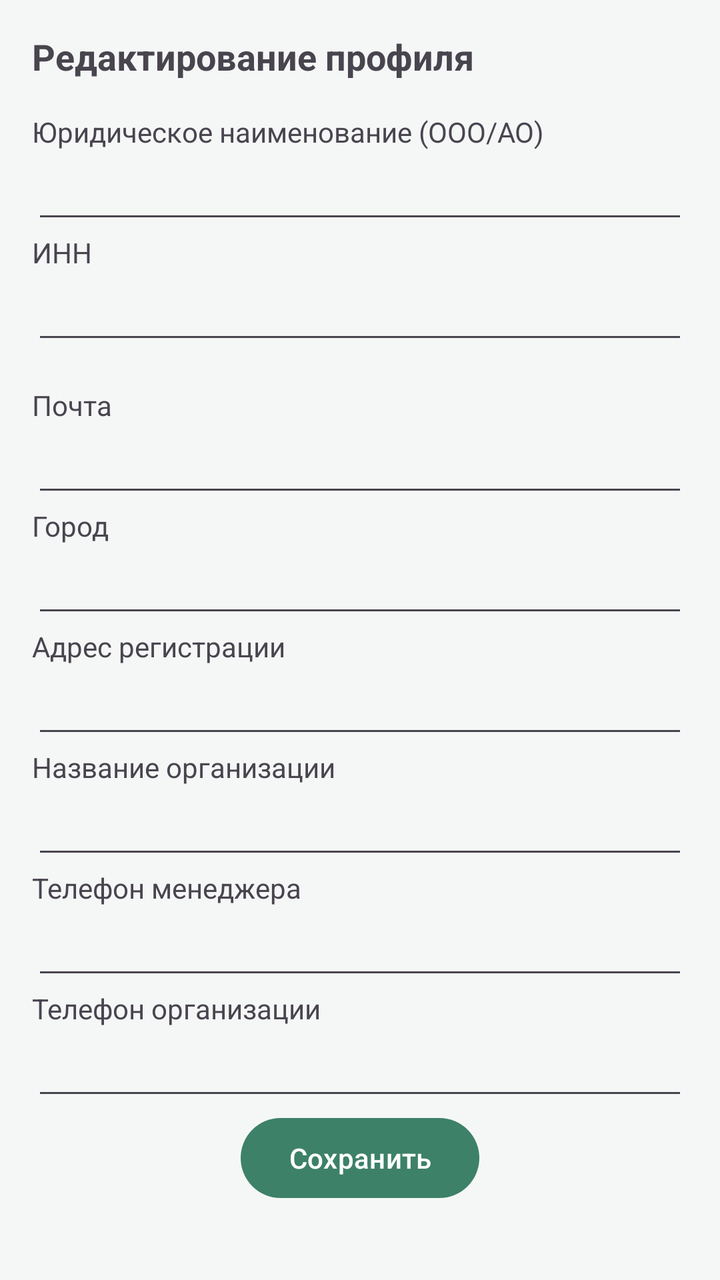
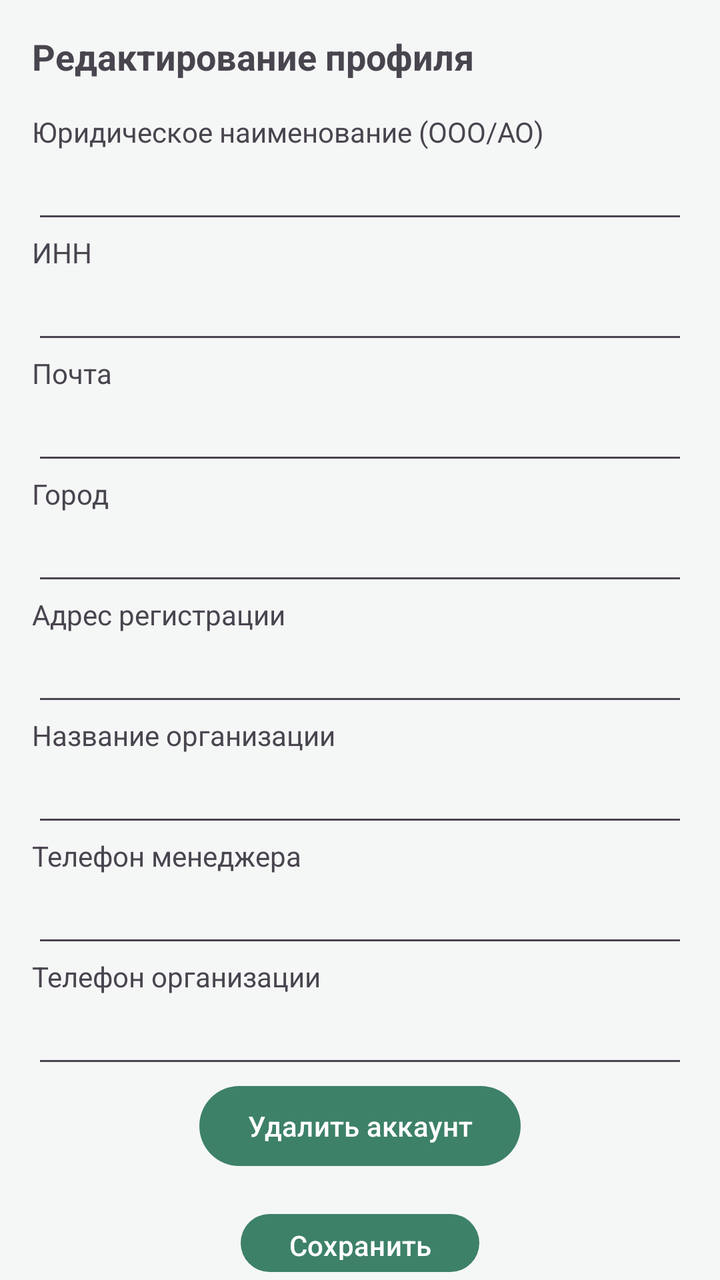

The first picture is an Android layout as it rendered before a commit; the second is the same layout after the commit. The layout source and the unified diff follow.
<!-- AndroidManifest.xml: application theme Theme.Microvolunteering -->
<!-- res/layout/fragment_update_user_info.xml -->
<?xml version="1.0" encoding="utf-8"?>
<LinearLayout xmlns:android="http://schemas.android.com/apk/res/android"
    xmlns:tools="http://schemas.android.com/tools"
    android:layout_width="match_parent"
    android:layout_height="match_parent"
    tools:context=".presentation.ui.UpdateUserInfoFragment"
    android:orientation="vertical">

    <TextView
        android:layout_width="wrap_content"
        android:layout_height="wrap_content"
        android:text="@string/edit_profile"
        android:layout_marginTop="16dp"
        android:layout_marginHorizontal="16dp"
        android:textSize="18sp"
        android:textStyle="bold"/>

    <ProgressBar
        android:id="@+id/progress_bar"
        android:layout_width="wrap_content"
        android:layout_height="wrap_content"
        android:layout_gravity="center"
        android:visibility="gone"/>

    <LinearLayout
        android:id="@+id/edit_info_volunteer"
        android:layout_width="match_parent"
        android:layout_height="wrap_content"
        android:orientation="vertical"
        android:visibility="gone">

        <TextView
            android:layout_width="wrap_content"
            android:layout_height="wrap_content"
            android:layout_marginHorizontal="16dp"
            android:layout_marginTop="16dp"
            android:text="@string/FCs"/>

        <EditText
            android:id="@+id/full_name"
            android:layout_width="match_parent"
            android:layout_height="wrap_content"
            android:layout_marginHorizontal="16dp"/>

        <TextView
            android:layout_width="wrap_content"
            android:layout_height="wrap_content"
            android:layout_marginHorizontal="16dp"
            android:layout_marginTop="16dp"
            android:text="@string/email"/>

        <EditText
            android:id="@+id/mail"
            android:layout_width="match_parent"
            android:layout_height="wrap_content"
            android:layout_marginHorizontal="16dp"/>

        <TextView
            android:layout_width="wrap_content"
            android:layout_height="wrap_content"
            android:layout_marginHorizontal="16dp"
            android:layout_marginTop="16dp"
            android:text="@string/city"/>

        <EditText
            android:id="@+id/city"
            android:layout_width="match_parent"
            android:layout_height="wrap_content"
            android:layout_marginHorizontal="16dp"/>

        <TextView
            android:layout_width="wrap_content"
            android:layout_height="wrap_content"
            android:layout_marginHorizontal="16dp"
            android:layout_marginTop="16dp"
            android:text="@string/number"/>

        <EditText
            android:id="@+id/phone"
            android:layout_width="match_parent"
            android:layout_height="wrap_content"
            android:layout_marginHorizontal="16dp"/>

        <TextView
            android:layout_width="wrap_content"
            android:layout_height="wrap_content"
            android:layout_marginHorizontal="16dp"
            android:layout_marginTop="16dp"
            android:text="@string/age"/>

        <EditText
            android:id="@+id/age"
            android:layout_width="match_parent"
            android:layout_height="wrap_content"
            android:layout_marginHorizontal="16dp"/>

    </LinearLayout>

    <LinearLayout
        android:id="@+id/edit_info_organization"
        android:layout_width="match_parent"
        android:layout_height="wrap_content"
        android:orientation="vertical">

        <TextView
            android:layout_width="wrap_content"
            android:layout_height="wrap_content"
            android:layout_marginTop="16dp"
            android:layout_marginHorizontal="16dp"
            android:text="@string/legal_name"/>

        <EditText
            android:id="@+id/legal_name"
            android:layout_width="match_parent"
            android:layout_height="wrap_content"
            android:layout_marginHorizontal="16dp"/>

        <TextView
            android:layout_width="wrap_content"
            android:layout_height="wrap_content"
            android:layout_marginHorizontal="16dp"
            android:text="@string/inn"/>

        <EditText
            android:id="@+id/inn"
            android:layout_width="match_parent"
            android:layout_height="wrap_content"
            android:layout_marginHorizontal="16dp"/>

        <TextView
            android:layout_width="wrap_content"
            android:layout_height="wrap_content"
            android:layout_marginHorizontal="16dp"
            android:layout_marginTop="16dp"
            android:text="@string/email"/>

        <EditText
            android:id="@+id/mail_org"
            android:layout_width="match_parent"
            android:layout_height="wrap_content"
            android:layout_marginHorizontal="16dp"/>

        <TextView
            android:layout_width="wrap_content"
            android:layout_height="wrap_content"
            android:text="@string/city"
            android:layout_marginHorizontal="16dp"/>

        <EditText
            android:id="@+id/city_org"
            android:layout_width="match_parent"
            android:layout_height="wrap_content"
            android:layout_marginHorizontal="16dp"/>

        <TextView
            android:layout_width="wrap_content"
            android:layout_height="wrap_content"
            android:layout_marginHorizontal="16dp"
            android:text="@string/registration_address"/>

        <EditText
            android:id="@+id/legal_address"
            android:layout_width="match_parent"
            android:layout_height="wrap_content"
            android:layout_marginHorizontal="16dp"/>

        <TextView
            android:layout_width="wrap_content"
            android:layout_height="wrap_content"
            android:layout_marginHorizontal="16dp"
            android:text="@string/name_organization"/>

        <EditText
            android:id="@+id/display_name"
            android:layout_width="match_parent"
            android:layout_height="wrap_content"
            android:layout_marginHorizontal="16dp"/>

        <TextView
            android:layout_width="wrap_content"
            android:layout_height="wrap_content"
            android:layout_marginHorizontal="16dp"
            android:text="@string/manager_phone"/>

        <EditText
            android:id="@+id/manager_phone"
            android:layout_width="match_parent"
            android:layout_height="wrap_content"
            android:layout_marginHorizontal="16dp"/>

        <TextView
            android:layout_width="wrap_content"
            android:layout_height="wrap_content"
            android:text="@string/number_org"
            android:layout_marginHorizontal="16dp"/>

        <EditText
            android:id="@+id/phone_org"
            android:layout_width="match_parent"
            android:layout_height="wrap_content"
            android:layout_marginHorizontal="16dp"/>

    </LinearLayout>

    <Button
        android:id="@+id/btn_save"
        android:layout_width="wrap_content"
        android:layout_height="wrap_content"
        android:layout_gravity="center"
        android:text="@string/save"/>

</LinearLayout>
<!-- resources referenced by this layout -->
<resources>
  <string name="FCs">ФИО</string>
  <string name="age">Возраст</string>
  <string name="city">Город</string>
  <string name="edit_profile">Редактирование профиля</string>
  <string name="email">Почта</string>
  <string name="inn">ИНН</string>
  <string name="legal_name">Юридическое наименование (ООО/АО)</string>
  <string name="manager_phone">Телефон менеджера</string>
  <string name="name_organization">Название организации</string>
  <string name="number">Телефон</string>
  <string name="number_org">Телефон организации</string>
  <string name="registration_address">Адрес регистрации</string>
  <string name="save">Сохранить</string>
  <style name="Theme.Microvolunteering" parent="Base.Theme.Microvolunteering" />
  <style name="Base.Theme.Microvolunteering" parent="Theme.Material3.DayNight.NoActionBar">
  
          <item name="colorPrimary">@color/brand_primary</item>     
          <item name="colorPrimaryVariant">@color/brand_primary</item>
          <item name="colorOnPrimary">@color/white</item>
  
          
          <item name="android:windowBackground">@color/app_background</item>
  
          
          <item name="android:statusBarColor">@color/brand_primary</item>
  
          
          <item name="android:textColorPrimary">@color/text_primary</item>
          <item name="colorSecondary">@color/brand_primary</item>
  
      </style>
  <color name="brand_primary">#3D8168</color>
  <color name="white">#FFFFFFFF</color>
  <color name="app_background">#F5F7F6</color>
  <color name="text_primary">#1C352D</color>
</resources>

<!-- the commit's change to res/layout/fragment_update_user_info.xml (unified diff, before → after) -->
@@ -131,7 +131,6 @@
             android:layout_width="wrap_content"
             android:layout_height="wrap_content"
             android:layout_marginHorizontal="16dp"
-            android:layout_marginTop="16dp"
             android:text="@string/email"/>
 
         <EditText
@@ -201,12 +200,20 @@
             android:layout_marginHorizontal="16dp"/>
 
     </LinearLayout>
+
+    <Button
+        android:id="@+id/btn_delete"
+        android:layout_width="wrap_content"
+        android:layout_height="wrap_content"
+        android:layout_gravity="center"
+        android:text="@string/delete_account"/>
 
     <Button
         android:id="@+id/btn_save"
         android:layout_width="wrap_content"
         android:layout_height="wrap_content"
         android:layout_gravity="center"
+        android:layout_marginTop="16dp"
         android:text="@string/save"/>
 
 </LinearLayout>
<!-- resource entries referenced after the edit -->
@@ -3,6 +3,7 @@
   <string name="FCs">ФИО</string>
   <string name="age">Возраст</string>
   <string name="city">Город</string>
+  <string name="delete_account">Удалить аккаунт</string>
   <string name="edit_profile">Редактирование профиля</string>
   <string name="email">Почта</string>
   <string name="inn">ИНН</string>
